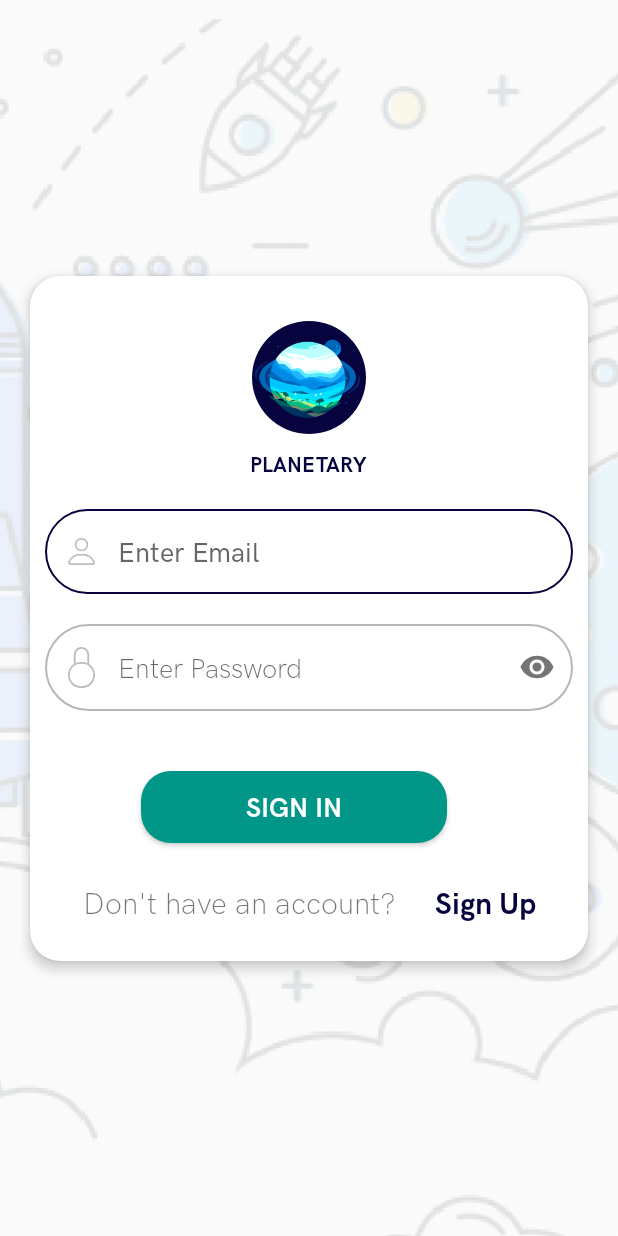
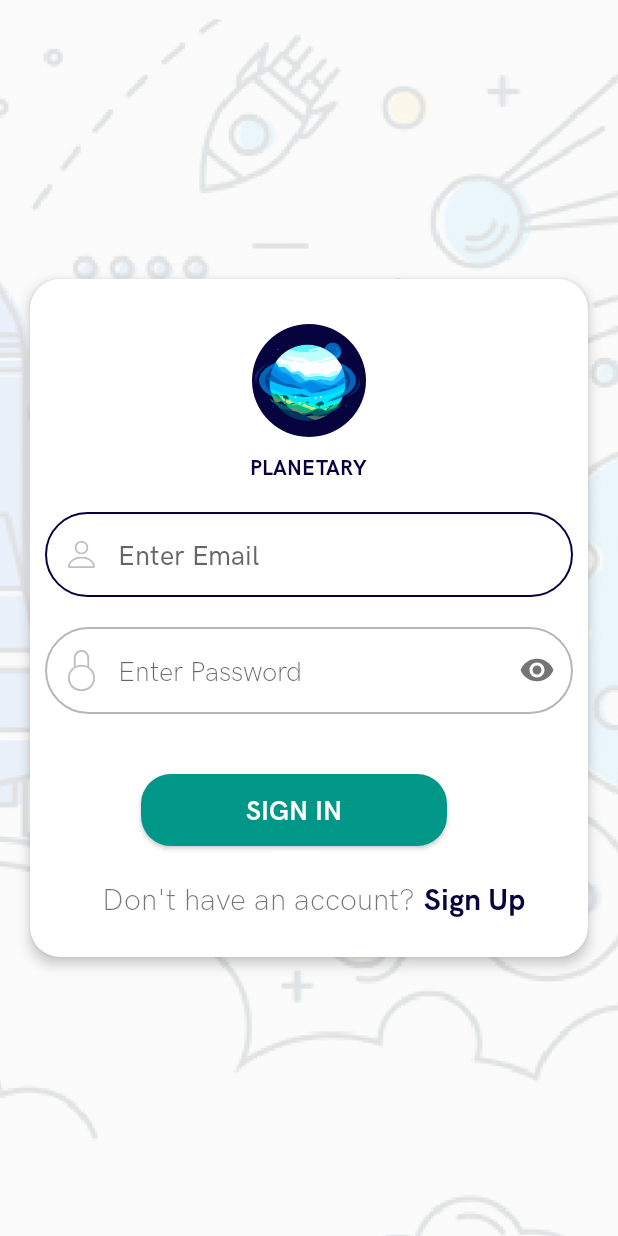
Before and after one commit to epic9toes/Planetary, an Android app: the SignInFragment screen opened directly, with no data from a screen before it, on a phone screen of 412 x 824 dp. Run offline under Robolectric (Android 15) with nearby library versions, the phone set to English and light mode, and no system bars.

Commit message:
Updates affected

```diff
--- a/app/src/main/res/layout/fragment_sign_in.xml
+++ b/app/src/main/res/layout/fragment_sign_in.xml
@@ -135,7 +135,8 @@
                 android:layout_width="wrap_content"
                 android:layout_height="wrap_content"
                 android:fontFamily="@font/hk_grotesk_light"
-                android:padding="25dp"
+                android:layout_marginTop="15dp"
+                android:padding="5dp"
                 android:text="@string/new_acct_caption"
                 android:textSize="20sp"
                 app:layout_constraintEnd_toStartOf="@id/create_acct"
@@ -150,8 +151,7 @@
                 android:clickable="true"
                 android:focusable="true"
                 android:fontFamily="@font/hk_grotesk_bold"
-                android:paddingTop="25dp"
-                android:paddingEnd="25dp"
+                android:paddingTop="5dp"
                 android:paddingBottom="25dp"
                 android:text="@string/sign_up"
                 android:textColor="@color/colorPrimaryDark"
--- a/app/src/main/res/mipmap-anydpi-v26/ic_launcher.xml
+++ b/app/src/main/res/mipmap-anydpi-v26/ic_launcher.xml
@@ -1,5 +1,5 @@
 <?xml version="1.0" encoding="utf-8"?>
 <adaptive-icon xmlns:android="http://schemas.android.com/apk/res/android">
-    <background android:drawable="@drawable/ic_launcher_background" />
-    <foreground android:drawable="@drawable/ic_launcher_foreground" />
+    <background android:drawable="@color/ic_launcher_background"/>
+    <foreground android:drawable="@mipmap/ic_launcher_foreground"/>
 </adaptive-icon>
--- a/app/src/main/res/mipmap-anydpi-v26/ic_launcher_round.xml
+++ b/app/src/main/res/mipmap-anydpi-v26/ic_launcher_round.xml
@@ -1,5 +1,5 @@
 <?xml version="1.0" encoding="utf-8"?>
 <adaptive-icon xmlns:android="http://schemas.android.com/apk/res/android">
-    <background android:drawable="@drawable/ic_launcher_background" />
-    <foreground android:drawable="@drawable/ic_launcher_foreground" />
+    <background android:drawable="@color/ic_launcher_background"/>
+    <foreground android:drawable="@mipmap/ic_launcher_foreground"/>
 </adaptive-icon>
--- /dev/null
+++ b/app/src/main/res/values/ic_launcher_background.xml
@@ -0,0 +1,4 @@
+<?xml version="1.0" encoding="utf-8"?>
+<resources>
+    <color name="ic_launcher_background">#06033E</color>
+</resources>
```
Also changed, not shown: app/src/main/ic_launcher-playstore.png (added), app/src/main/res/mipmap-hdpi/ic_launcher.png, app/src/main/res/mipmap-hdpi/ic_launcher_foreground.png (added), app/src/main/res/mipmap-hdpi/ic_launcher_round.png, app/src/main/res/mipmap-mdpi/ic_launcher.png, app/src/main/res/mipmap-mdpi/ic_launcher_foreground.png (added), app/src/main/res/mipmap-mdpi/ic_launcher_round.png, app/src/main/res/mipmap-xhdpi/ic_launcher.png, app/src/main/res/mipmap-xhdpi/ic_launcher_foreground.png (added), app/src/main/res/mipmap-xhdpi/ic_launcher_round.png, app/src/main/res/mipmap-xxhdpi/ic_launcher.png, app/src/main/res/mipmap-xxhdpi/ic_launcher_foreground.png (added), app/src/main/res/mipmap-xxhdpi/ic_launcher_round.png, app/src/main/res/mipmap-xxxhdpi/ic_launcher.png, 2 more files.
